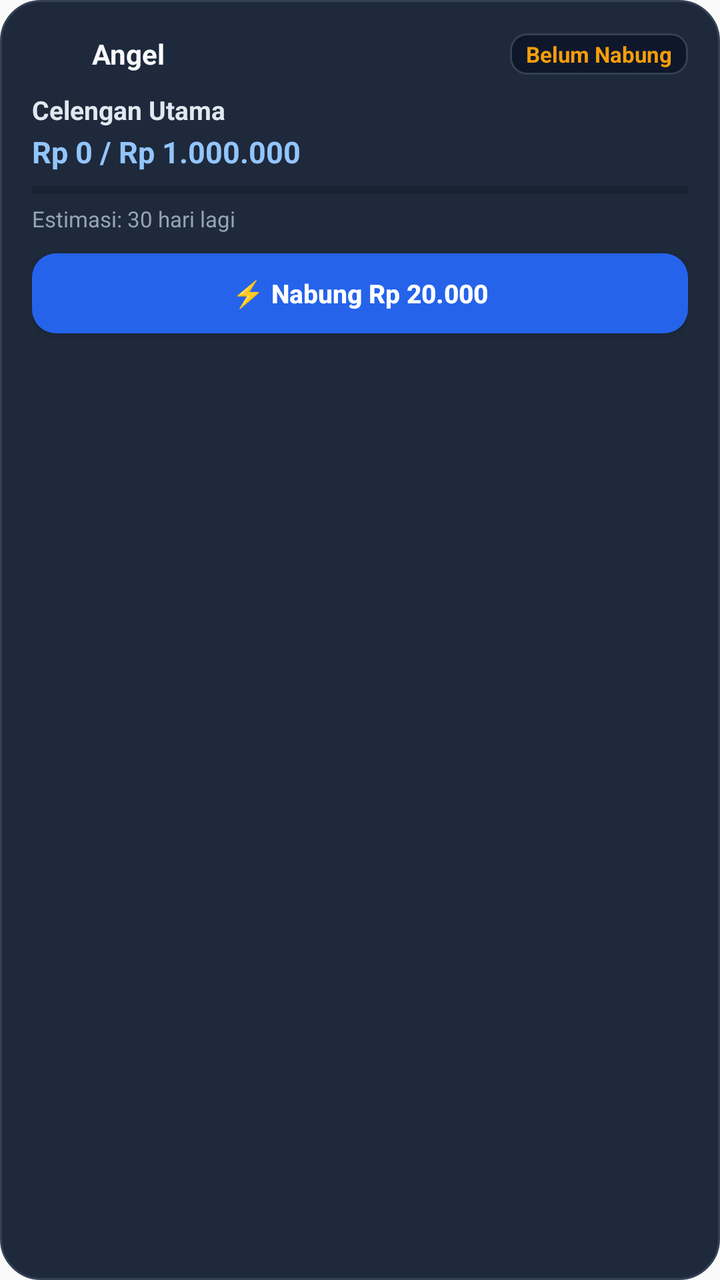
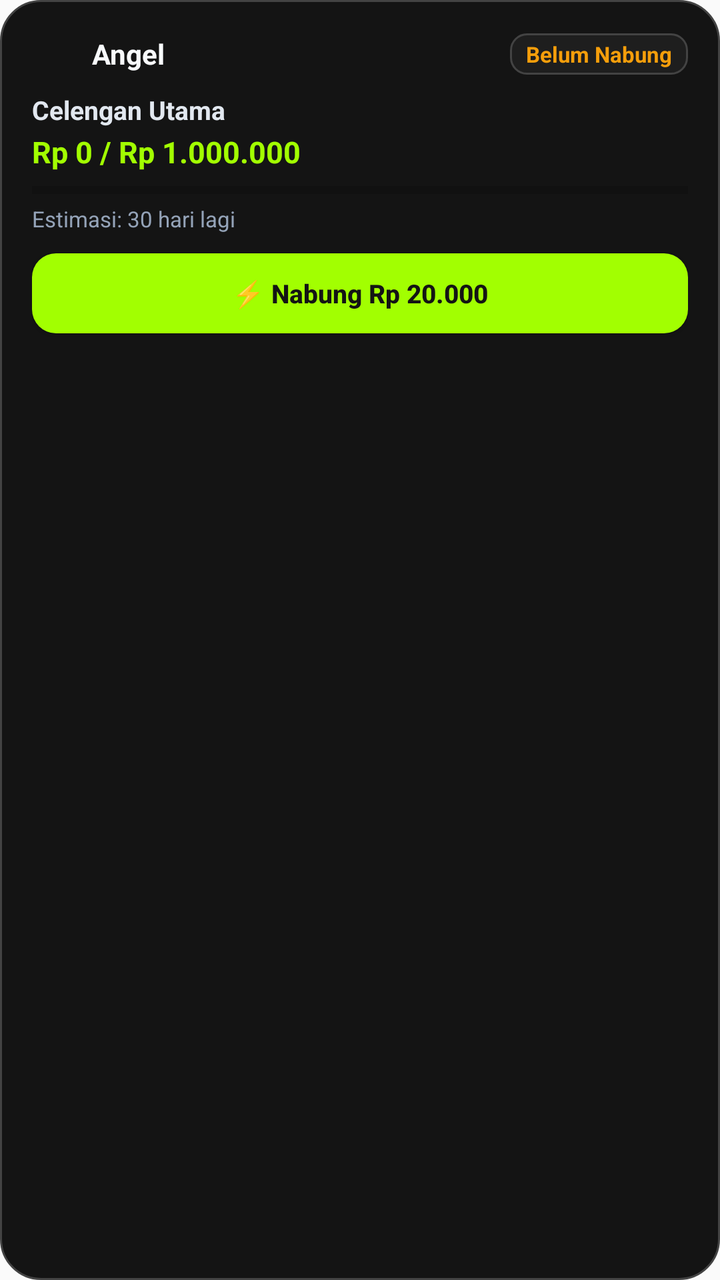

Two renders of the same Android screen: before a commit and after it. Below are the layout's source before the change and the commit's diff.
<!-- AndroidManifest.xml: application theme android:Theme.Material.Light.NoActionBar -->
<!-- res/layout/widget_angel_savings.xml -->
<?xml version="1.0" encoding="utf-8"?>
<LinearLayout xmlns:android="http://schemas.android.com/apk/res/android"
    android:id="@+id/widget_root"
    android:layout_width="match_parent"
    android:layout_height="match_parent"
    android:background="@drawable/bg_widget_container"
    android:orientation="vertical"
    android:padding="16dp">

    
    <LinearLayout
        android:layout_width="match_parent"
        android:layout_height="wrap_content"
        android:gravity="center_vertical"
        android:orientation="horizontal">

        <ImageView
            android:layout_width="22dp"
            android:layout_height="22dp"
            android:contentDescription="@string/app_name"
            android:src="@mipmap/ic_launcher" />

        <TextView
            android:layout_width="0dp"
            android:layout_height="wrap_content"
            android:layout_marginStart="8dp"
            android:layout_weight="1"
            android:ellipsize="end"
            android:maxLines="1"
            android:text="@string/app_name"
            android:textColor="#F8FAFC"
            android:textSize="14sp"
            android:textStyle="bold" />

        <TextView
            android:id="@+id/tv_widget_streak"
            android:layout_width="wrap_content"
            android:layout_height="wrap_content"
            android:background="@drawable/bg_widget_pill"
            android:paddingStart="8dp"
            android:paddingTop="3dp"
            android:paddingEnd="8dp"
            android:paddingBottom="3dp"
            android:text="Belum Nabung"
            android:textColor="#F59E0B"
            android:textSize="11sp"
            android:textStyle="bold" />
    </LinearLayout>

    
    <TextView
        android:id="@+id/tv_widget_goal_title"
        android:layout_width="match_parent"
        android:layout_height="wrap_content"
        android:layout_marginTop="8dp"
        android:ellipsize="end"
        android:maxLines="1"
        android:text="Celengan Utama"
        android:textColor="#E2E8F0"
        android:textSize="13sp"
        android:textStyle="bold" />

    <TextView
        android:id="@+id/tv_widget_amount"
        android:layout_width="match_parent"
        android:layout_height="wrap_content"
        android:layout_marginTop="2dp"
        android:ellipsize="end"
        android:maxLines="1"
        android:text="Rp 0 / Rp 1.000.000"
        android:textColor="#93C5FD"
        android:textSize="15sp"
        android:textStyle="bold" />

    
    <ProgressBar
        android:id="@+id/pb_widget_progress"
        style="?android:attr/progressBarStyleHorizontal"
        android:layout_width="match_parent"
        android:layout_height="6dp"
        android:layout_marginTop="6dp"
        android:max="100"
        android:progress="0" />

    
    <TextView
        android:id="@+id/tv_widget_estimate"
        android:layout_width="match_parent"
        android:layout_height="wrap_content"
        android:layout_marginTop="4dp"
        android:ellipsize="end"
        android:maxLines="1"
        android:text="Estimasi: 30 hari lagi"
        android:textColor="#94A3B8"
        android:textSize="11sp" />

    
    <Button
        android:id="@+id/btn_widget_save"
        android:layout_width="match_parent"
        android:layout_height="40dp"
        android:layout_marginTop="10dp"
        android:background="@drawable/bg_widget_button"
        android:text="⚡ Nabung Rp 20.000"
        android:textAllCaps="false"
        android:textColor="#FFFFFF"
        android:textSize="13sp"
        android:textStyle="bold" />

</LinearLayout>
<!-- resources referenced by this layout -->
<resources>
  <!-- drawable bg_widget_button (drawable) -->
  <?xml version="1.0" encoding="utf-8"?>
  <shape xmlns:android="http://schemas.android.com/apk/res/android"
      android:shape="rectangle">
      <corners android:radius="12dp" />
      <solid android:color="#2563EB" />
  </shape>
  <!-- drawable bg_widget_container (drawable) -->
  <?xml version="1.0" encoding="utf-8"?>
  <shape xmlns:android="http://schemas.android.com/apk/res/android"
      android:shape="rectangle">
      <corners android:radius="20dp" />
      <solid android:color="#1E293B" />
      <stroke android:width="1dp" android:color="#334155" />
  </shape>
  <!-- drawable bg_widget_pill (drawable) -->
  <?xml version="1.0" encoding="utf-8"?>
  <shape xmlns:android="http://schemas.android.com/apk/res/android"
      android:shape="rectangle">
      <corners android:radius="8dp" />
      <solid android:color="#0F172A" />
      <stroke android:width="1dp" android:color="#334155" />
  </shape>
  <!-- mipmap ic_launcher (mipmap-anydpi-v26) -->
  <?xml version="1.0" encoding="utf-8"?>
  <adaptive-icon xmlns:android="http://schemas.android.com/apk/res/android">
      <background android:drawable="@drawable/ic_launcher_background" />
      <foreground android:drawable="@drawable/ic_launcher_foreground" />
  </adaptive-icon>
  <string name="app_name">Angel</string>
  <!-- drawable ic_launcher_background (drawable) -->
  <?xml version="1.0" encoding="utf-8"?>
  <vector xmlns:android="http://schemas.android.com/apk/res/android"
      android:width="108dp"
      android:height="108dp"
      android:viewportWidth="108"
      android:viewportHeight="108">
      
      <path
          android:fillColor="#0F172A"
          android:pathData="M0,0h108v108h-108z" />
      
      <path
          android:fillColor="#1E293B"
          android:pathData="M54,14 A40,40 0 1 0 54,94 A40,40 0 1 0 54,14 Z"
          android:fillAlpha="0.6" />
      <path
          android:fillColor="#3B82F6"
          android:pathData="M54,28 A26,26 0 1 0 54,80 A26,26 0 1 0 54,28 Z"
          android:fillAlpha="0.15" />
  </vector>
  <!-- drawable ic_launcher_foreground: vector/xml drawable (drawable, 3443 chars, omitted) -->
</resources>

<!-- the commit's change to res/layout/widget_angel_savings.xml (unified diff, before → after) -->
@@ -68,7 +68,7 @@
         android:ellipsize="end"
         android:maxLines="1"
         android:text="Rp 0 / Rp 1.000.000"
-        android:textColor="#93C5FD"
+        android:textColor="#A2FF01"
         android:textSize="15sp"
         android:textStyle="bold" />
 
@@ -103,7 +103,7 @@
         android:background="@drawable/bg_widget_button"
         android:text="⚡ Nabung Rp 20.000"
         android:textAllCaps="false"
-        android:textColor="#FFFFFF"
+        android:textColor="#141414"
         android:textSize="13sp"
         android:textStyle="bold" />
 
<!-- resource entries referenced after the edit -->
@@ -5,23 +5,23 @@
   <shape xmlns:android="http://schemas.android.com/apk/res/android"
       android:shape="rectangle">
       <corners android:radius="12dp" />
-      <solid android:color="#2563EB" />
+      <solid android:color="#A2FF01" />
   </shape>
   <!-- drawable bg_widget_container (drawable) -->
   <?xml version="1.0" encoding="utf-8"?>
   <shape xmlns:android="http://schemas.android.com/apk/res/android"
       android:shape="rectangle">
       <corners android:radius="20dp" />
-      <solid android:color="#1E293B" />
-      <stroke android:width="1dp" android:color="#334155" />
+      <solid android:color="#141414" />
+      <stroke android:width="1dp" android:color="#434343" />
   </shape>
   <!-- drawable bg_widget_pill (drawable) -->
   <?xml version="1.0" encoding="utf-8"?>
   <shape xmlns:android="http://schemas.android.com/apk/res/android"
       android:shape="rectangle">
       <corners android:radius="8dp" />
-      <solid android:color="#0F172A" />
-      <stroke android:width="1dp" android:color="#334155" />
+      <solid android:color="#1E1E1E" />
+      <stroke android:width="1dp" android:color="#434343" />
   </shape>
   <!-- mipmap ic_launcher (mipmap-anydpi-v26) -->
   <?xml version="1.0" encoding="utf-8"?>
